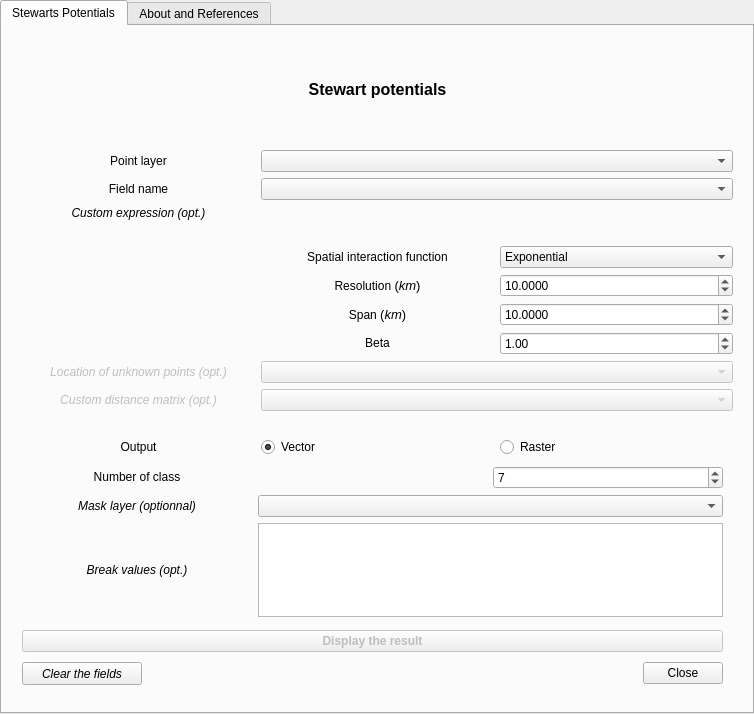
The window that SpatialPositionModel_dialog_base.ui (mthh/SpatialPositionModel) describes before a commit, drawn with Qt 5.
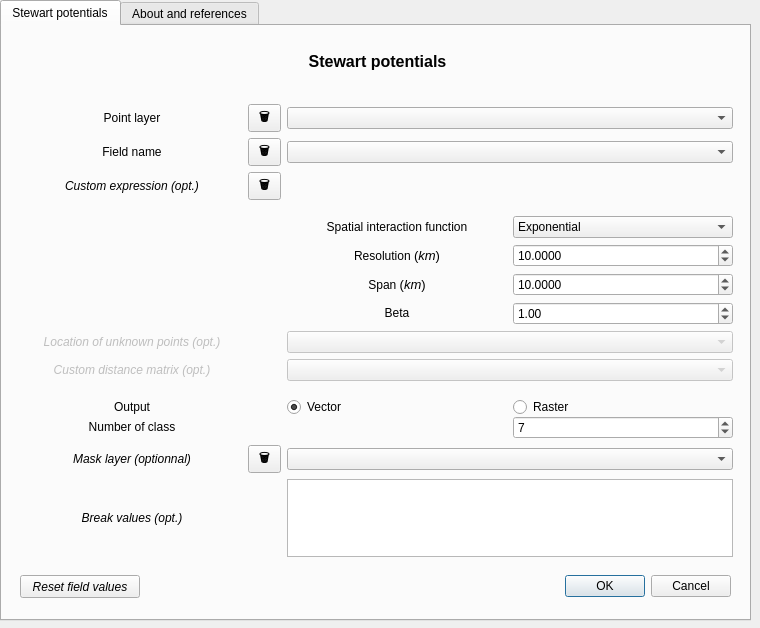
The same window after the commit. Custom widgets are drawn as their Qt base class.

Commit message: Changes how the calculation is started + Display progression

```diff
--- a/SpatialPositionModel_dialog_base.ui
+++ b/SpatialPositionModel_dialog_base.ui
@@ -1,41 +1,93 @@
 <?xml version="1.0" encoding="UTF-8"?>
 <ui version="4.0">
- <class>TabWidget</class>
- <widget class="QTabWidget" name="TabWidget">
-  <property name="enabled">
-   <bool>true</bool>
-  </property>
+ <class>SpatialPositionModel_dialog_base</class>
+ <widget class="QDialog" name="SpatialPositionModel_dialog_base">
   <property name="geometry">
    <rect>
     <x>0</x>
     <y>0</y>
-    <width>754</width>
-    <height>714</height>
+    <width>760</width>
+    <height>628</height>
    </rect>
   </property>
   <property name="windowTitle">
-   <string>SpatialPositionModel (R SpatialPosition python port)</string>
+   <string>Stewart Potentials</string>
+  </property>
+  <widget class="QTabWidget" name="tabWidget">
+   <property name="geometry">
+    <rect>
+     <x>0</x>
+     <y>0</y>
+     <width>751</width>
+     <height>621</height>
+    </rect>
   </property>
   <property name="currentIndex">
    <number>0</number>
   </property>
-  <widget class="QWidget" name="stewarts">
+   <widget class="QWidget" name="tab">
    <attribute name="title">
-    <string>Stewarts Potentials</string>
-   </attribute>
-   <widget class="QWidget" name="layoutWidget">
+     <string>Stewart potentials</string>
+    </attribute>
+    <widget class="QWidget" name="layoutWidget_2">
     <property name="geometry">
      <rect>
       <x>20</x>
-      <y>10</y>
+       <y>0</y>
       <width>711</width>
-      <height>421</height>
+       <height>391</height>
      </rect>
     </property>
     <layout class="QGridLayout" name="gridLayout_2">
      <item row="4" column="0" rowspan="2">
       <layout class="QGridLayout" name="gridLayout">
-       <item row="12" column="1">
+        <item row="12" column="0">
+         <widget class="QLabel" name="label_27">
+          <property name="text">
+           <string>&lt;html&gt;&lt;head/&gt;&lt;body&gt;&lt;p align=&quot;center&quot;&gt;Output&lt;/p&gt;&lt;/body&gt;&lt;/html&gt;</string>
+          </property>
+         </widget>
+        </item>
+        <item row="10" column="2">
+         <spacer name="verticalSpacer_9">
+          <property name="orientation">
+           <enum>Qt::Vertical</enum>
+          </property>
+          <property name="sizeType">
+           <enum>QSizePolicy::Fixed</enum>
+          </property>
+          <property name="sizeHint" stdset="0">
+           <size>
+            <width>20</width>
+            <height>10</height>
+           </size>
+          </property>
+         </spacer>
+        </item>
+        <item row="2" column="2" colspan="2">
+         <widget class="QgsFieldExpressionWidget" name="mFieldExpressionWidget">
+          <property name="filters">
+           <set>QgsFieldProxyModel::Numeric</set>
+          </property>
+         </widget>
+        </item>
+        <item row="5" column="3">
+         <widget class="QDoubleSpinBox" name="StewartdoubleSpinBox_resolution">
+          <property name="decimals">
+           <number>4</number>
+          </property>
+          <property name="minimum">
+           <double>0.000100000000000</double>
+          </property>
+          <property name="maximum">
+           <double>150000.000000000000000</double>
+          </property>
+          <property name="value">
+           <double>10.000000000000000</double>
+          </property>
+         </widget>
+        </item>
+        <item row="12" column="2">
         <widget class="QRadioButton" name="radioButton_vector">
          <property name="text">
           <string>Vector</string>
@@ -45,14 +97,14 @@
          </property>
         </widget>
        </item>
-       <item row="12" column="2">
+        <item row="12" column="3">
         <widget class="QRadioButton" name="radioButton_raster">
          <property name="text">
           <string>Raster</string>
          </property>
         </widget>
        </item>
-       <item row="8" column="1" colspan="2">
+        <item row="8" column="2" colspan="2">
         <widget class="QgsMapLayerComboBox" name="StewartComboBox_unknwPts">
          <property name="enabled">
           <bool>false</bool>
@@ -92,7 +144,7 @@
          </property>
         </widget>
        </item>
-       <item row="3" column="1">
+        <item row="3" column="2">
         <spacer name="verticalSpacer">
          <property name="orientation">
           <enum>Qt::Vertical</enum>
@@ -103,12 +155,12 @@
          <property name="sizeHint" stdset="0">
           <size>
            <width>20</width>
-           <height>20</height>
+            <height>10</height>
           </size>
          </property>
         </spacer>
        </item>
-       <item row="6" column="2">
+        <item row="6" column="3">
         <widget class="QDoubleSpinBox" name="StewartdoubleSpinBox_span">
          <property name="decimals">
           <number>4</number>
@@ -124,7 +176,7 @@
          </property>
         </widget>
        </item>
-       <item row="0" column="1" colspan="2">
+        <item row="0" column="2" colspan="2">
         <widget class="QgsMapLayerComboBox" name="StewartComboBox_pts">
          <property name="minimumContentsLength">
           <number>0</number>
@@ -134,7 +186,7 @@
          </property>
         </widget>
        </item>
-       <item row="1" column="1" colspan="2">
+        <item row="1" column="2" colspan="2">
         <widget class="QgsFieldComboBox" name="StewartComboBox_field">
          <property name="minimumContentsLength">
           <number>0</number>
@@ -144,7 +196,7 @@
          </property>
         </widget>
        </item>
-       <item row="7" column="1">
+        <item row="7" column="2">
         <widget class="QLabel" name="label_6">
          <property name="text">
           <string>&lt;html&gt;&lt;head/&gt;&lt;body&gt;&lt;p align=&quot;center&quot;&gt;Beta&lt;/p&gt;&lt;/body&gt;&lt;/html&gt;</string>
@@ -158,14 +210,14 @@
          </property>
         </widget>
        </item>
-       <item row="5" column="1">
+        <item row="5" column="2">
         <widget class="QLabel" name="label_4">
          <property name="text">
           <string>&lt;html&gt;&lt;head/&gt;&lt;body&gt;&lt;p align=&quot;center&quot;&gt;Resolution &lt;span style=&quot; font-size:10pt;&quot;&gt;(&lt;/span&gt;&lt;span style=&quot; font-size:10pt; font-style:italic;&quot;&gt;km&lt;/span&gt;&lt;span style=&quot; font-size:10pt;&quot;&gt;)&lt;/span&gt;&lt;/p&gt;&lt;/body&gt;&lt;/html&gt;</string>
          </property>
         </widget>
        </item>
-       <item row="7" column="2">
+        <item row="7" column="3">
         <widget class="QDoubleSpinBox" name="StewartdoubleSpinBox_beta">
          <property name="decimals">
           <number>2</number>
@@ -181,29 +233,13 @@
          </property>
         </widget>
        </item>
-       <item row="6" column="1">
+        <item row="6" column="2">
         <widget class="QLabel" name="label_5">
          <property name="text">
           <string>&lt;html&gt;&lt;head/&gt;&lt;body&gt;&lt;p align=&quot;center&quot;&gt;Span &lt;span style=&quot; font-size:10pt;&quot;&gt;(&lt;/span&gt;&lt;span style=&quot; font-size:10pt; font-style:italic;&quot;&gt;km&lt;/span&gt;&lt;span style=&quot; font-size:10pt;&quot;&gt;)&lt;/span&gt;&lt;/p&gt;&lt;/body&gt;&lt;/html&gt;</string>
          </property>
         </widget>
        </item>
-       <item row="5" column="2">
-        <widget class="QDoubleSpinBox" name="StewartdoubleSpinBox_resolution">
-         <property name="decimals">
-          <number>4</number>
-         </property>
-         <property name="minimum">
-          <double>0.000100000000000</double>
-         </property>
-         <property name="maximum">
-          <double>150000.000000000000000</double>
-         </property>
-         <property name="value">
-          <double>10.000000000000000</double>
-         </property>
-        </widget>
-       </item>
        <item row="1" column="0">
         <widget class="QLabel" name="label_2">
          <property name="text">
@@ -211,14 +247,14 @@
          </property>
         </widget>
        </item>
-       <item row="4" column="1">
+        <item row="4" column="2">
         <widget class="QLabel" name="label_24">
          <property name="text">
           <string>&lt;html&gt;&lt;head/&gt;&lt;body&gt;&lt;p align=&quot;center&quot;&gt;Spatial interaction function&lt;/p&gt;&lt;/body&gt;&lt;/html&gt;</string>
          </property>
         </widget>
        </item>
-       <item row="4" column="2">
+        <item row="4" column="3">
         <widget class="QComboBox" name="StewartcomboBox_function">
          <item>
           <property name="text">
@@ -232,7 +268,7 @@
          </item>
         </widget>
        </item>
-       <item row="9" column="1" colspan="2">
+        <item row="9" column="2" colspan="2">
         <widget class="QgsMapLayerComboBox" name="StewartComboBox_matdist">
          <property name="enabled">
           <bool>false</bool>
@@ -245,35 +281,48 @@
          </property>
         </widget>
        </item>
-       <item row="2" column="1" colspan="2">
-        <widget class="QgsFieldExpressionWidget" name="mFieldExpressionWidget">
-         <property name="filters">
-          <set>QgsFieldProxyModel::Numeric</set>
-         </property>
-        </widget>
-       </item>
-       <item row="12" column="0">
-        <widget class="QLabel" name="label_27">
+        <item row="1" column="1">
+         <widget class="QToolButton" name="clean_field">
+          <property name="font">
+           <font>
+            <family>Monospace</family>
+            <weight>75</weight>
+            <bold>true</bold>
+           </font>
+          </property>
+          <property name="text">
+           <string>🗑</string>
+          </property>
+         </widget>
+        </item>
+        <item row="2" column="1">
+         <widget class="QToolButton" name="clean_custom_expr">
+          <property name="font">
+           <font>
+            <family>Monospace</family>
+            <weight>75</weight>
+            <italic>false</italic>
+            <bold>true</bold>
+           </font>
+          </property>
          <property name="text">
-          <string>&lt;html&gt;&lt;head/&gt;&lt;body&gt;&lt;p align=&quot;center&quot;&gt;Output&lt;/p&gt;&lt;/body&gt;&lt;/html&gt;</string>
+           <string>🗑</string>
          </property>
         </widget>
        </item>
-       <item row="10" column="1">
-        <spacer name="verticalSpacer_9">
-         <property name="orientation">
-          <enum>Qt::Vertical</enum>
-         </property>
-         <property name="sizeType">
-          <enum>QSizePolicy::Fixed</enum>
-         </property>
-         <property name="sizeHint" stdset="0">
-          <size>
-           <width>20</width>
-           <height>20</height>
-          </size>
-         </property>
-        </spacer>
+        <item row="0" column="1">
+         <widget class="QToolButton" name="clean_point_layer">
+          <property name="font">
+           <font>
+            <family>Monospace</family>
+            <weight>75</weight>
+            <bold>true</bold>
+           </font>
+          </property>
+          <property name="text">
+           <string>🗑</string>
+          </property>
+         </widget>
        </item>
       </layout>
      </item>
@@ -286,13 +335,13 @@
      </item>
     </layout>
    </widget>
-   <widget class="QWidget" name="">
+    <widget class="QWidget" name="layoutWidget">
     <property name="geometry">
      <rect>
       <x>20</x>
-      <y>440</y>
-      <width>701</width>
-      <height>151</height>
+       <y>390</y>
+       <width>711</width>
+       <height>141</height>
      </rect>
     </property>
     <layout class="QGridLayout" name="gridLayout_3">
@@ -320,7 +369,7 @@
        </property>
       </widget>
      </item>
-     <item row="0" column="2">
+      <item row="0" column="3">
       <widget class="QSpinBox" name="StewartspinBox_class">
        <property name="minimum">
         <number>3</number>
@@ -333,7 +382,7 @@
        </property>
       </widget>
      </item>
-     <item row="0" column="1">
+      <item row="0" column="2">
       <spacer name="horizontalSpacer">
        <property name="orientation">
         <enum>Qt::Horizontal</enum>
@@ -349,7 +398,7 @@
        </property>
       </spacer>
      </item>
-     <item row="1" column="1" colspan="2">
+      <item row="1" column="2" colspan="2">
       <widget class="QgsMapLayerComboBox" name="StewartComboBox_mask">
        <property name="enabled">
         <bool>true</bool>
@@ -362,7 +411,22 @@
        </property>
       </widget>
      </item>
-     <item row="2" column="1" colspan="2">
+      <item row="1" column="1">
+       <widget class="QToolButton" name="clean_mask_layer">
+        <property name="font">
+         <font>
+          <family>Monospace</family>
+          <weight>75</weight>
+          <italic>false</italic>
+          <bold>true</bold>
+         </font>
+        </property>
+        <property name="text">
+         <string>🗑</string>
+        </property>
+       </widget>
+      </item>
+      <item row="2" column="2" colspan="2">
       <widget class="QTextEdit" name="StewarttextEdit_breaks">
        <property name="maximumSize">
         <size>
@@ -377,34 +441,15 @@
      </item>
     </layout>
    </widget>
-   <widget class="QWidget" name="">
+    <widget class="QWidget" name="layoutWidget">
     <property name="geometry">
      <rect>
-      <x>20</x>
-      <y>600</y>
-      <width>701</width>
-      <height>64</height>
-     </rect>
-    </property>
-    <layout class="QVBoxLayout" name="verticalLayout">
-     <item>
-      <widget class="QPushButton" name="StewartpushButton">
-       <property name="enabled">
-        <bool>false</bool>
-       </property>
-       <property name="font">
-        <font>
-         <pointsize>9</pointsize>
-         <weight>75</weight>
-         <bold>true</bold>
-        </font>
-       </property>
-       <property name="text">
-        <string>Display the result</string>
-       </property>
-      </widget>
-     </item>
-     <item>
+       <x>18</x>
+       <y>540</y>
+       <width>711</width>
+       <height>41</height>
+      </rect>
+     </property>
       <layout class="QHBoxLayout" name="horizontalLayout">
        <item>
         <widget class="QPushButton" name="StewartpushButton_clear">
@@ -426,25 +471,26 @@
           </font>
          </property>
          <property name="text">
-          <string>Clear the fields</string>
+         <string>Reset field values</string>
          </property>
         </widget>
        </item>
        <item>
-        <widget class="QDialogButtonBox" name="buttonBox_close1">
+       <widget class="QDialogButtonBox" name="button_box">
+        <property name="orientation">
+         <enum>Qt::Horizontal</enum>
+        </property>
          <property name="standardButtons">
-          <set>QDialogButtonBox::Close</set>
+         <set>QDialogButtonBox::Cancel|QDialogButtonBox::Ok</set>
          </property>
         </widget>
        </item>
       </layout>
-     </item>
-    </layout>
-   </widget>
-  </widget>
-  <widget class="QWidget" name="tab">
+    </widget>
+   </widget>
+   <widget class="QWidget" name="tab_2">
    <attribute name="title">
-    <string>About and References</string>
+     <string>About and references</string>
    </attribute>
    <widget class="QTextBrowser" name="textBrowser_2">
     <property name="geometry">
@@ -484,10 +530,10 @@
    <widget class="QWidget" name="layoutWidget">
     <property name="geometry">
      <rect>
-      <x>20</x>
+       <x>10</x>
       <y>340</y>
       <width>721</width>
-      <height>192</height>
+       <height>213</height>
      </rect>
     </property>
     <layout class="QGridLayout" name="gridLayout_7">
@@ -535,6 +581,7 @@
    </widget>
   </widget>
  </widget>
+ </widget>
  <customwidgets>
   <customwidget>
    <class>QgsFieldComboBox</class>
```
Left out of the diff: 80 changed lines with no effect on the pictures. Lines whose indentation alone changed are shown as unchanged. The commit also changes 2 other files.
